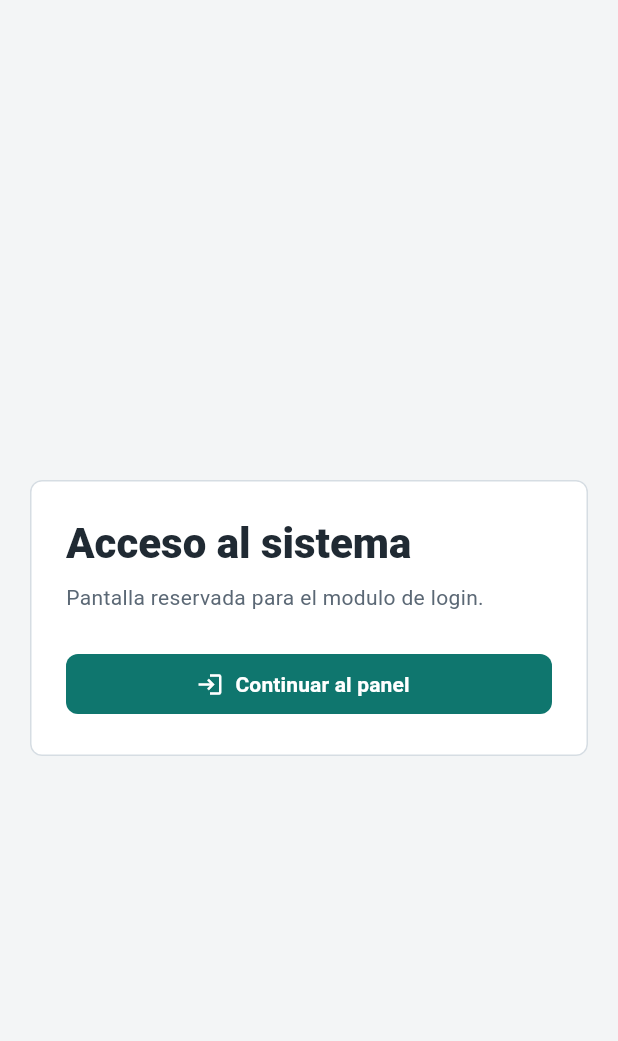
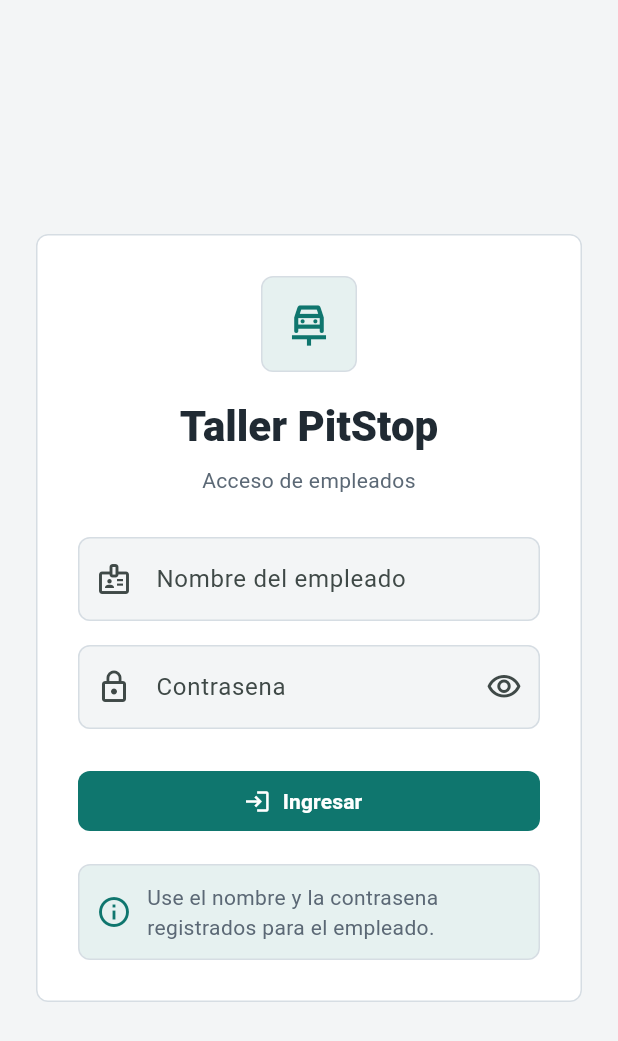
Before and after one commit to Milla1024/Proyecto_Taller, a Flutter app: the LoginScreen screen opened directly, on a phone screen of 412 x 824 dp. Shown: the top 1041 px of the screen. Run offline on Flutter 3.47's test engine with Material 3 defaults, Android fonts, the phone set to English and light mode, and no system bars.

Commit message:
Creación de la pagina de login y boton de logout en main page

```diff
--- a/taller/lib/main.dart
+++ b/taller/lib/main.dart
@@ -1,6 +1,7 @@
 import 'package:flutter/material.dart';
 
 import 'screens/home_screen.dart';
+import 'screens/login_screen.dart';
 
 void main() {
   runApp(const TallerApp());
@@ -64,7 +65,7 @@ class TallerApp extends StatelessWidget {
         ),
         useMaterial3: true,
       ),
-      home: const MainShell(),
+      home: const LoginScreen(),
     );
   }
 }
--- a/taller/lib/screens/home_screen.dart
+++ b/taller/lib/screens/home_screen.dart
@@ -52,6 +52,16 @@ class _MainShellState extends State<MainShell> {
               label: Text('3'),
               child: Icon(Icons.notifications_none_outlined),
             ),
+          ),
+          IconButton(
+            tooltip: 'Cerrar sesion',
+            onPressed: () {
+              Navigator.of(context).pushNamedAndRemoveUntil(
+                '/',
+                (route) => false,
+              );
+            },
+            icon: const Icon(Icons.logout_outlined),
           ),
           const SizedBox(width: 8),
         ],
--- a/taller/lib/screens/login_screen.dart
+++ b/taller/lib/screens/login_screen.dart
@@ -3,41 +3,106 @@ import 'package:flutter/material.dart';
 import '../widgets/custom_button.dart';
 import 'home_screen.dart';
 
-class LoginScreen extends StatelessWidget {
+class LoginScreen extends StatefulWidget {
   const LoginScreen({super.key});
+
+  @override
+  State<LoginScreen> createState() => _LoginScreenState();
+}
+
+class _LoginScreenState extends State<LoginScreen> {
+  final formKey = GlobalKey<FormState>();
+  final nombreController = TextEditingController();
+  final contrasenaController = TextEditingController();
+  bool obscurePassword = true;
+
+  @override
+  void dispose() {
+    nombreController.dispose();
+    contrasenaController.dispose();
+    super.dispose();
+  }
 
   @override
   Widget build(BuildContext context) {
     return Scaffold(
-      body: Center(
+      body: SafeArea(
+        child: Center(
+          child: SingleChildScrollView(
+            padding: const EdgeInsets.all(20),
             child: ConstrainedBox(
-          constraints: const BoxConstraints(maxWidth: 380),
+              constraints: const BoxConstraints(maxWidth: 420),
               child: Card(
                 child: Padding(
-              padding: const EdgeInsets.all(24),
+                  padding: const EdgeInsets.all(28),
+                  child: Form(
+                    key: formKey,
                     child: Column(
                       mainAxisSize: MainAxisSize.min,
                       crossAxisAlignment: CrossAxisAlignment.stretch,
                       children: [
-                  Text(
-                    'Acceso al sistema',
-                    style: Theme.of(context).textTheme.headlineMedium,
+                        const _LoginHeader(),
+                        const SizedBox(height: 28),
+                        TextFormField(
+                          controller: nombreController,
+                          textInputAction: TextInputAction.next,
+                          validator: (value) {
+                            if (value == null || value.trim().isEmpty) {
+                              return 'Ingrese el nombre del empleado';
+                            }
+                            return null;
+                          },
+                          decoration: _inputDecoration(
+                            label: 'Nombre del empleado',
+                            hint: 'Ingrese su nombre',
+                            icon: Icons.badge_outlined,
                           ),
-                  const SizedBox(height: 8),
-                  const Text('Pantalla reservada para el modulo de login.'),
+                        ),
+                        const SizedBox(height: 16),
+                        TextFormField(
+                          controller: contrasenaController,
+                          obscureText: obscurePassword,
+                          textInputAction: TextInputAction.done,
+                          onFieldSubmitted: (_) => _realizarLogin(),
+                          validator: (value) {
+                            if (value == null || value.isEmpty) {
+                              return 'Ingrese la contrasena';
+                            }
+                            return null;
+                          },
+                          decoration: _inputDecoration(
+                            label: 'Contrasena',
+                            hint: 'Ingrese su contrasena',
+                            icon: Icons.lock_outline,
+                            suffixIcon: IconButton(
+                              tooltip: obscurePassword
+                                  ? 'Mostrar contrasena'
+                                  : 'Ocultar contrasena',
+                              onPressed: () {
+                                setState(() {
+                                  obscurePassword = !obscurePassword;
+                                });
+                              },
+                              icon: Icon(
+                                obscurePassword
+                                    ? Icons.visibility_outlined
+                                    : Icons.visibility_off_outlined,
+                              ),
+                            ),
+                          ),
+                        ),
                         const SizedBox(height: 24),
                         CustomButton(
-                    label: 'Continuar al panel',
+                          label: 'Ingresar',
                           icon: Icons.login_outlined,
-                    onPressed: () {
-                      Navigator.of(context).pushReplacement(
-                        MaterialPageRoute<void>(
-                          builder: (_) => const MainShell(),
+                          onPressed: _realizarLogin,
                         ),
-                      );
-                    },
+                        const SizedBox(height: 18),
+                        const _AccessNote(),
+                      ],
                     ),
-                ],
+                  ),
+                ),
               ),
             ),
           ),
@@ -45,4 +110,110 @@ class LoginScreen extends StatelessWidget {
       ),
     );
   }
+
+  void _realizarLogin() {
+    if (!formKey.currentState!.validate()) {
+      return;
     }
+
+    Navigator.of(context).pushReplacement(
+      MaterialPageRoute<void>(
+        builder: (_) => const MainShell(),
+      ),
+    );
+  }
+
+  InputDecoration _inputDecoration({
+    required String label,
+    required String hint,
+    required IconData icon,
+    Widget? suffixIcon,
+  }) {
+    return InputDecoration(
+      labelText: label,
+      hintText: hint,
+      prefixIcon: Icon(icon),
+      suffixIcon: suffixIcon,
+      filled: true,
+      fillColor: AppColors.mist,
+      border: OutlineInputBorder(
+        borderRadius: BorderRadius.circular(8),
+        borderSide: const BorderSide(color: AppColors.border),
+      ),
+      enabledBorder: OutlineInputBorder(
+        borderRadius: BorderRadius.circular(8),
+        borderSide: const BorderSide(color: AppColors.border),
+      ),
+      focusedBorder: OutlineInputBorder(
+        borderRadius: BorderRadius.circular(8),
+        borderSide: const BorderSide(color: AppColors.teal, width: 1.6),
+      ),
+    );
+  }
+}
+
+class _LoginHeader extends StatelessWidget {
+  const _LoginHeader();
+
+  @override
+  Widget build(BuildContext context) {
+    return Column(
+      children: [
+        Container(
+          width: 64,
+          height: 64,
+          decoration: BoxDecoration(
+            color: AppColors.tealSoft,
+            borderRadius: BorderRadius.circular(8),
+            border: Border.all(color: AppColors.border),
+          ),
+          child: const Icon(
+            Icons.car_repair_outlined,
+            color: AppColors.teal,
+            size: 34,
+          ),
+        ),
+        const SizedBox(height: 18),
+        Text(
+          'Taller PitStop',
+          textAlign: TextAlign.center,
+          style: Theme.of(context).textTheme.headlineMedium,
+        ),
+        const SizedBox(height: 8),
+        const Text(
+          'Acceso de empleados',
+          textAlign: TextAlign.center,
+        ),
+      ],
+    );
+  }
+}
+
+class _AccessNote extends StatelessWidget {
+  const _AccessNote();
+
+  @override
+  Widget build(BuildContext context) {
+    return DecoratedBox(
+      decoration: BoxDecoration(
+        color: AppColors.tealSoft,
+        borderRadius: BorderRadius.circular(8),
+        border: Border.all(color: AppColors.border),
+      ),
+      child: const Padding(
+        padding: EdgeInsets.all(12),
+        child: Row(
+          children: [
+            Icon(Icons.info_outline, color: AppColors.teal),
+            SizedBox(width: 10),
+            Expanded(
+              child: Text(
+                'Use el nombre y la contrasena registrados para el empleado.',
+              ),
+            ),
+          ],
+        ),
+      ),
+    );
+  }
+}
```
Also changed, not shown: 2 other files. Lines whose indentation alone changed are shown as unchanged.
